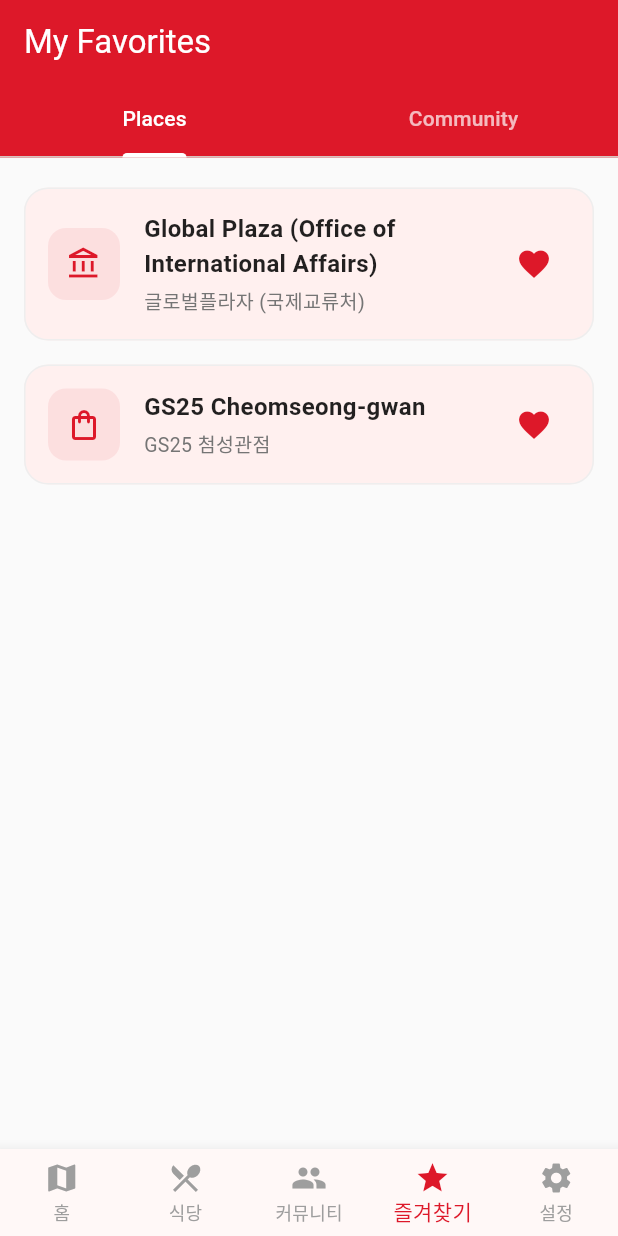
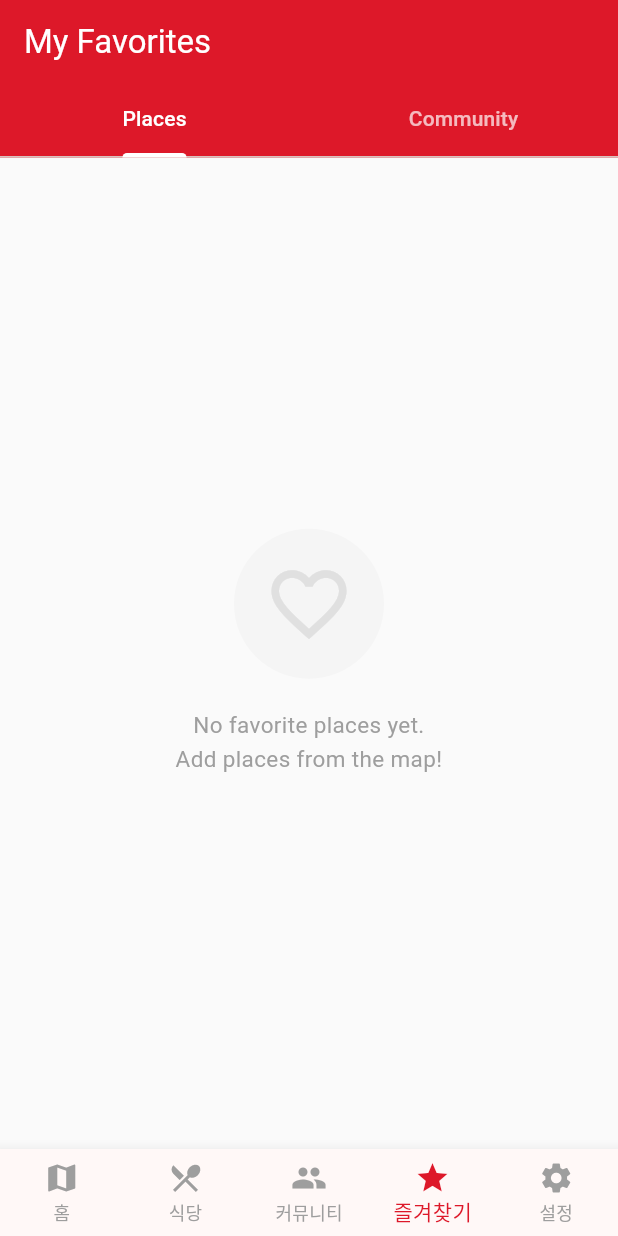
Before and after one commit to kingbeanstone/knu-exchange, a Flutter app: the screen it shows after launch, item 4 of the bottom bar chosen, on a phone screen of 412 x 824 dp. Run offline on Flutter 3.47's test engine with Material 3 defaults, Android fonts, the phone set to English and light mode, and no system bars; missing offline and left inert: flutter_naver_map; statements that could not run were skipped.

Commit message:
테스트

```diff
--- /dev/null
+++ b/lib/providers/favorite_provider.dart
@@ -0,0 +1,21 @@
+import 'package:flutter/material.dart';
+
+class FavoriteProvider extends ChangeNotifier {
+  // 즐겨찾기한 장소의 ID들을 저장 (중복 방지를 위해 Set 사용)
+  final Set<String> _favoriteIds = {};
+
+  Set<String> get favoriteIds => _favoriteIds;
+
+  // 즐겨찾기 여부 확인
+  bool isFavorite(String id) => _favoriteIds.contains(id);
+
+  // 즐겨찾기 토글 기능
+  void toggleFavorite(String id) {
+    if (_favoriteIds.contains(id)) {
+      _favoriteIds.remove(id);
+    } else {
+      _favoriteIds.add(id);
+    }
+    notifyListeners(); // UI를 새로고침하게 만드는 핵심 코드
+  }
+}
--- a/lib/screens/favorite/favorite_screen.dart
+++ b/lib/screens/favorite/favorite_screen.dart
@@ -2,6 +2,9 @@
 import '../../utils/app_colors.dart';
 import '../../models/facility.dart';
 import '../../widgets/facility_card.dart';
+import 'package:provider/provider.dart';
+import '../../providers/favorite_provider.dart';
+import '../../services/map_service.dart';
 
 class FavoriteScreen extends StatefulWidget {
   const FavoriteScreen({super.key});
@@ -13,29 +16,6 @@
 class _FavoriteScreenState extends State<FavoriteScreen> with SingleTickerProviderStateMixin {
   late TabController _tabController;
 
-  // 샘플 데이터
-  final List<Facility> _favoriteFacilities = [
-    Facility(
-      id: 'global_plaza',
-      korName: '글로벌플라자 (국제교류처)',
-      engName: 'Global Plaza (Office of International Affairs)',
-      latitude: 35.8899,
-      longitude: 128.6105,
-      korDesc: '교환학생 관련 서류 제출 및 상담이 진행되는 곳입니다.',
-      engDesc: 'Office for international exchange programs and documents.',
-      category: 'Admin',
-    ),
-    Facility(
-      id: 'gs25_dorm',
-      korName: 'GS25 첨성관점',
-      engName: 'GS25 Cheomseong-gwan',
-      latitude: 35.8865,
-      longitude: 128.6146,
-      korDesc: '첨성관 기숙사 1층에 있는 편의점입니다.',
-      engDesc: 'Convenience store located in Cheomseong-gwan dorm.',
-      category: 'Store',
-    ),
-  ];
 
   @override
   void initState() {
@@ -73,24 +53,36 @@
       body: TabBarView(
         controller: _tabController,
         children: [
-          // 1. 즐겨찾기한 시설/장소 탭
-          _favoriteFacilities.isEmpty
-              ? _buildEmptyState('No favorite places yet.\nAdd places from the map!')
-              : ListView.builder(
-            padding: const EdgeInsets.only(top: 12, bottom: 20),
-            itemCount: _favoriteFacilities.length,
-            itemBuilder: (context, index) {
-              return FacilityCard(
-                facility: _favoriteFacilities[index],
-                onTap: () {
-                  // 상세 정보 페이지로 이동하거나 지도로 이동하는 로직
+          Consumer<FavoriteProvider>(
+            builder: (context, favoriteProvider, child) {
+              final favoriteIds = favoriteProvider.favoriteIds;
+
+              final allFacilities =
+                  MapService().getFacilitiesByCategory('All');
+
+              final favoriteFacilities = allFacilities
+                  .where((facility) => favoriteIds.contains(facility.id))
+                  .toList();
+
+              if (favoriteFacilities.isEmpty) {
+                return _buildEmptyState(
+                    'No favorite places yet.\nAdd places from the map!');
+              }
+
+              return ListView.builder(
+                padding: const EdgeInsets.only(top: 12, bottom: 20),
+                itemCount: favoriteFacilities.length,
+                itemBuilder: (context, index) {
+                  return FacilityCard(
+                    facility: favoriteFacilities[index],
+                    onTap: () {},
+                  );
                 },
               );
             },
           ),
-
-          // 2. 즐겨찾기한 커뮤니티 게시글 탭
-          _buildEmptyState('No favorite posts yet.\nSave useful tips from the community!'),
+          _buildEmptyState(
+              'No favorite posts yet.\nSave useful tips from the community!'),
         ],
       ),
     );
--- a/pubspec.yaml
+++ b/pubspec.yaml
@@ -30,6 +30,8 @@
 dependencies:
   flutter:
     sdk: flutter
+
+  provider: ^6.1.1
   flutter_naver_map: ^1.4.4
 
   # The following adds the Cupertino Icons font to your application.
```
Also changed, not shown: lib/main.dart (+13 -1 lines), lib/screens/home/home_screen.dart (+18 -2 lines), pubspec.lock, 8 other files.
